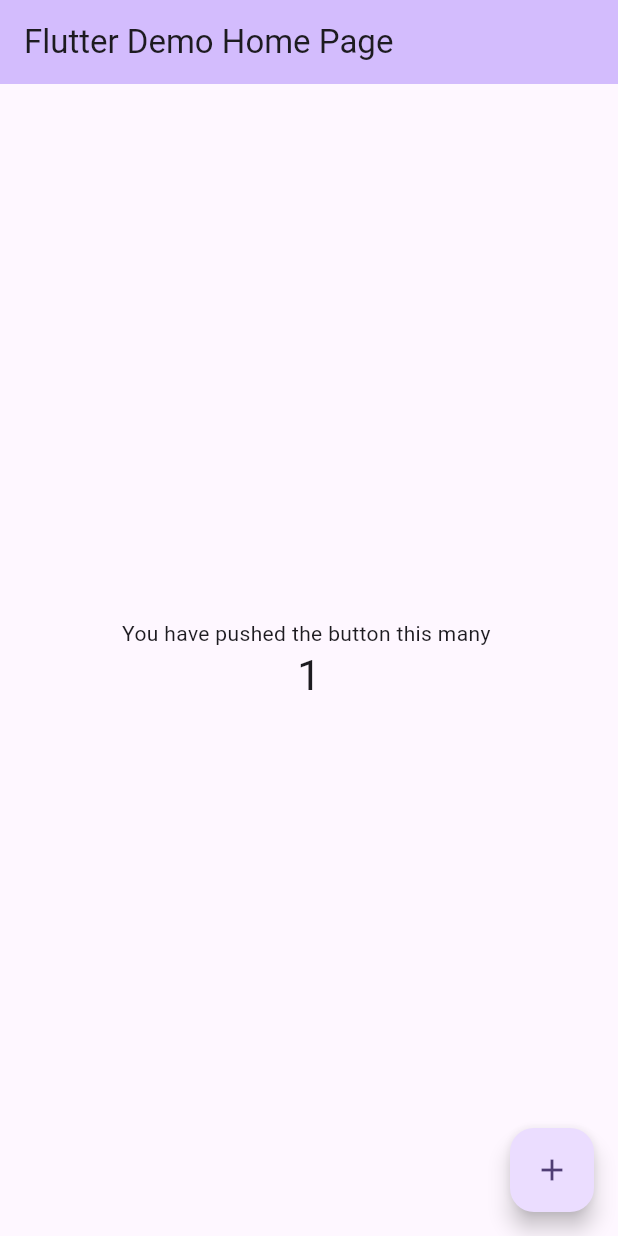
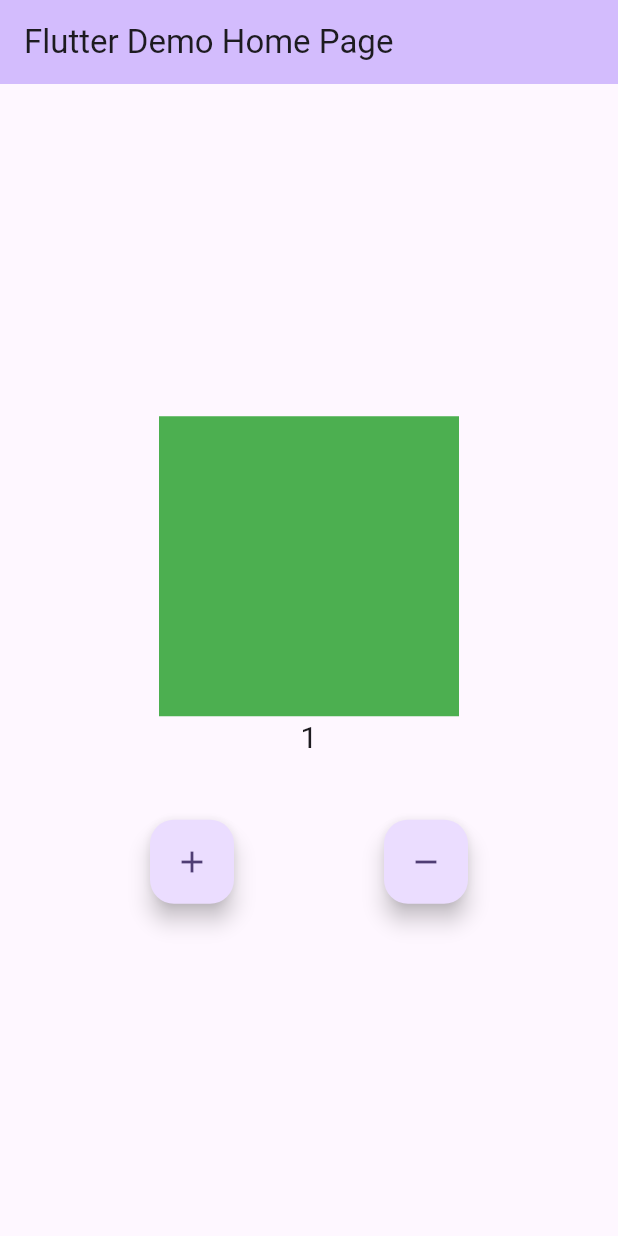
Before and after one commit to VinayTShetty/Flutter-Tutorials, a Flutter app: the screen it shows after launch, after a tap on the "add" icon, on a phone screen of 412 x 824 dp. Run offline on Flutter 3.47's test engine with Material 3 defaults, Android fonts, the phone set to English and light mode, and no system bars; our stand-ins replace bloc, flutter_bloc.

Commit message:
Nested BLOC Provider. Which is the alternative for MutliBlocProvider

```diff
--- /dev/null
+++ b/lib/color_bloc/color_bloc.dart
@@ -0,0 +1,16 @@
+import 'package:bloc/bloc.dart';
+import 'package:flutter/material.dart';
+import 'package:statemanagement/color_bloc/color_state.dart';
+import 'package:statemanagement/counter_bloc/counter_event.dart';
+import 'package:statemanagement/counter_bloc/counter_state.dart';
+
+class ColorBloc extends Bloc<CounterEvent, ColorState> {
+  ColorBloc() : super(ColorInitialState()) {
+    on<CounterIncrementEvent>((event, emit) {
+      emit(ColorIncrementState(Colors.green));
+    });
+    on<CounterDecrementEvent>((event, emit) {
+      emit(ColorDecrementState(Colors.red));
+    });
+  }
+}
--- /dev/null
+++ b/lib/color_bloc/color_state.dart
@@ -0,0 +1,18 @@
+import 'package:flutter/material.dart';
+
+abstract class ColorState {
+  Color color = Colors.purple;
+  ColorState({required this.color}) {}
+}
+
+class ColorInitialState extends ColorState {
+  ColorInitialState() : super(color: Colors.purple);
+}
+
+class ColorIncrementState extends ColorState {
+  ColorIncrementState(Color increasedColor) : super(color: increasedColor);
+}
+
+class ColorDecrementState extends ColorState {
+  ColorDecrementState(Color decreasedColor) : super(color: decreasedColor);
+}
--- /dev/null
+++ b/lib/counter_bloc/counter_bloc.dart
@@ -0,0 +1,14 @@
+import 'package:bloc/bloc.dart';
+import 'package:statemanagement/counter_bloc/counter_event.dart';
+import 'package:statemanagement/counter_bloc/counter_state.dart';
+
+class CounterBloc extends Bloc<CounterEvent, CounterState> {
+  CounterBloc() : super(CounterInitialState()) {
+    on<CounterIncrementEvent>((event, emit) {
+      emit(CounterIncrementState(state.counter + 1));
+    });
+    on<CounterDecrementEvent>((event, emit) {
+      emit(CounterDecrementState(state.counter - 1));
+    });
+  }
+}
--- /dev/null
+++ b/lib/counter_bloc/counter_event.dart
@@ -0,0 +1,5 @@
+abstract class CounterEvent {}
+
+class CounterIncrementEvent extends CounterEvent {}
+
+class CounterDecrementEvent extends CounterEvent {}
--- /dev/null
+++ b/lib/counter_bloc/counter_state.dart
@@ -0,0 +1,18 @@
+abstract class CounterState {
+  int counter = 0;
+  CounterState({required this.counter}) {}
+}
+
+class CounterInitialState extends CounterState {
+  CounterInitialState() : super(counter: 0);
+}
+
+class CounterIncrementState extends CounterState {
+  CounterIncrementState(int incrementCounter)
+      : super(counter: incrementCounter);
+}
+
+class CounterDecrementState extends CounterState {
+  CounterDecrementState(int decrementCounter)
+      : super(counter: decrementCounter);
+}
--- a/lib/main.dart
+++ b/lib/main.dart
@@ -1,4 +1,10 @@
 import 'package:flutter/material.dart';
+import 'package:flutter_bloc/flutter_bloc.dart';
+import 'package:statemanagement/color_bloc/color_bloc.dart';
+import 'package:statemanagement/color_bloc/color_state.dart';
+import 'package:statemanagement/counter_bloc/counter_bloc.dart';
+import 'package:statemanagement/counter_bloc/counter_event.dart';
+import 'package:statemanagement/counter_bloc/counter_state.dart';
 
 void main() {
   runApp(const MyApp());
@@ -9,13 +15,18 @@ class MyApp extends StatelessWidget {
 
   @override
   Widget build(BuildContext context) {
-    return MaterialApp(
+    return BlocProvider<CounterBloc>(
+      create: (context) => CounterBloc(),
+      child: BlocProvider<ColorBloc>(
+          create: (context) => ColorBloc(),
+          child: MaterialApp(
             title: 'Flutter Demo',
             theme: ThemeData(
               colorScheme: ColorScheme.fromSeed(seedColor: Colors.deepPurple),
               useMaterial3: true,
             ),
             home: const MyHomePage(title: 'Flutter Demo Home Page'),
+          )),
     );
   }
 }
@@ -30,39 +41,58 @@ class MyHomePage extends StatefulWidget {
 }
 
 class _MyHomePageState extends State<MyHomePage> {
-  int _counter = 0;
-
-  void _incrementCounter() {
-    setState(() {
-      _counter++;
-    });
-  }
-
   @override
   Widget build(BuildContext context) {
+    print("Build Widget");
     return Scaffold(
       appBar: AppBar(
         backgroundColor: Theme.of(context).colorScheme.inversePrimary,
         title: Text(widget.title),
       ),
-      body: Center(
-        child: Column(
+      body: Column(
         mainAxisAlignment: MainAxisAlignment.center,
-          children: <Widget>[
-            const Text(
-              'You have pushed the button this many ',
+        children: [
+          BlocBuilder<ColorBloc, ColorState>(buildWhen: (previous, current) {
+            return true;
+          }, builder: (context, state) {
+            return Container(
+              color: state.color,
+              width: 200,
+              height: 200,
+            );
+          }),
+          BlocBuilder<CounterBloc, CounterState>(
+              buildWhen: (previous, current) {
+            return true;
+          }, builder: (context, state) {
+            return Text(
+              state.counter.toString(),
+              style: TextStyle(fontSize: 20),
+            );
+          }),
+          const SizedBox(
+            height: 40,
           ),
-            Text(
-              '$_counter',
-              style: Theme.of(context).textTheme.headlineMedium,
+          Row(
+            mainAxisAlignment: MainAxisAlignment.spaceEvenly,
+            children: [
+              FloatingActionButton(
+                onPressed: () {
+                  context.read<CounterBloc>().add(CounterIncrementEvent());
+                  context.read<ColorBloc>().add(CounterIncrementEvent());
+                },
+                child: const Icon(Icons.add),
               ),
+              FloatingActionButton(
+                onPressed: () {
+                  context.read<CounterBloc>().add(CounterDecrementEvent());
+                  context.read<ColorBloc>().add(CounterDecrementEvent());
+                },
+                child: const Icon(Icons.remove),
+              )
             ],
-        ),
-      ),
-      floatingActionButton: FloatingActionButton(
-        onPressed: _incrementCounter,
-        tooltip: 'Increment',
-        child: const Icon(Icons.add),
+          )
+        ],
       ),
     );
   }
--- a/pubspec.yaml
+++ b/pubspec.yaml
@@ -35,6 +35,7 @@ dependencies:
   # The following adds the Cupertino Icons font to your application.
   # Use with the CupertinoIcons class for iOS style icons.
   cupertino_icons: ^1.0.2
+  flutter_bloc: ^8.1.3
 
 dev_dependencies:
   flutter_test:
```
Lines whose indentation alone changed are shown as unchanged.
